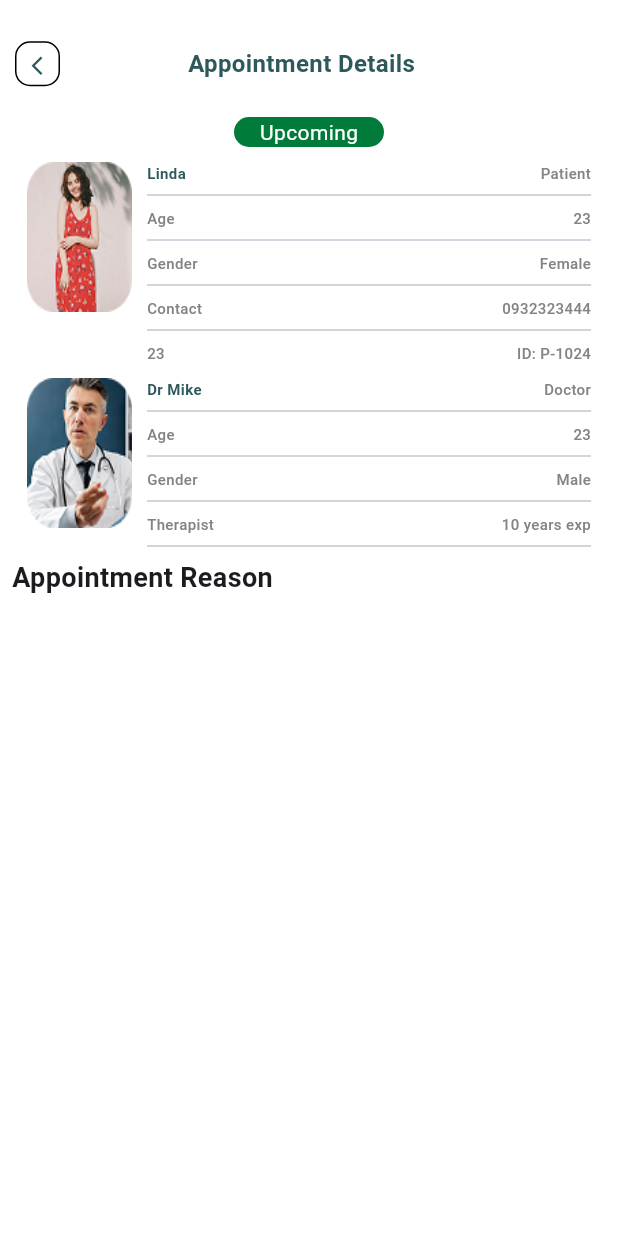
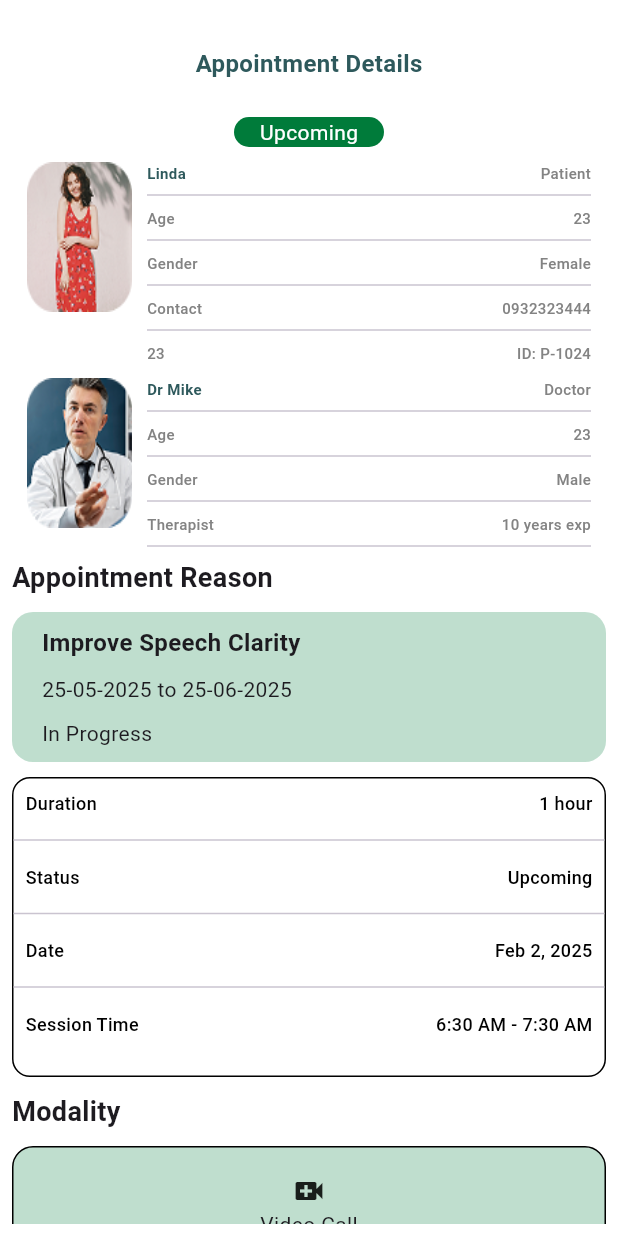
Before and after one commit to DANYALAHMED94/SHIFA-Mobile-App, a Flutter app: the AppointmentDetailScreen screen opened by its route, on a phone screen of 412 x 824 dp. Run offline on Flutter 3.47's test engine with Material 3 defaults, Android fonts, the light colour scheme and no system bars; our stand-ins replace flutter_svg, gap, go_router, smooth_page_indicator.

Commit message:
appointment details + appointment requests

```diff
--- a/shifa_mobile_app/lib/assets/images/images.dart
+++ b/shifa_mobile_app/lib/assets/images/images.dart
@@ -26,5 +26,9 @@ class Images {
   static const String arrowForwardBlack = "$assets/arrow_forward_black.svg";
   static const String linda = "$assets/linda.png";
   static const String therapistPng = "$assets/therapist.png";
+  static const String docPng = "$assets/doc.png";
+  static const String docSvg = "$assets/doc.svg";
+  static const String requestSvg = "$assets/request.svg";
+  static const String requestSec = "$assets/requestSec.svg";
 
 }
--- a/shifa_mobile_app/lib/assets/strings/app_strings.dart
+++ b/shifa_mobile_app/lib/assets/strings/app_strings.dart
@@ -80,6 +80,9 @@ class AppStrings {
   static const String documentPdf  = "Document pdf";
   static const String dec192025  = "Dec 19, 2025";
   static const String male  = "Male";
+  static const String appointmentRequests  = "Appointment Requests";
+  static const String reject  = "Reject";
+  static const String accept  = "Accept";
 
 
 
--- a/shifa_mobile_app/lib/core/exports.dart
+++ b/shifa_mobile_app/lib/core/exports.dart
@@ -32,3 +32,6 @@ export 'package:shifa_mobile_app/roles/doctor/features/appointments/presentation
 export 'package:shifa_mobile_app/roles/doctor/features/appointments/presentation/widgets/appointment_tabbar_screens.dart';
 export 'package:shifa_mobile_app/core/widgets/appbar_widget.dart';
 export 'package:shifa_mobile_app/roles/doctor/features/appointments/presentation/widgets/appointment_info.dart';
+export 'package:shifa_mobile_app/core/widgets/appointment_detail_info.dart';
+export 'package:shifa_mobile_app/core/widgets/session_note_card.dart';
+export 'package:shifa_mobile_app/roles/doctor/features/appointments/presentation/widgets/modality_card.dart';
--- a/shifa_mobile_app/lib/core/widgets/appbar_widget.dart
+++ b/shifa_mobile_app/lib/core/widgets/appbar_widget.dart
@@ -2,7 +2,8 @@ import 'package:shifa_mobile_app/core/exports.dart';
 
 class AppbarWidget extends StatelessWidget implements PreferredSizeWidget {
   final String title;
-  const AppbarWidget({super.key, this.title = ""});
+  final bool isBackButton;
+   AppbarWidget({super.key, this.title = "",this.isBackButton = false});
 
   @override
   Widget build(BuildContext context) {
@@ -13,7 +14,7 @@ class AppbarWidget extends StatelessWidget implements PreferredSizeWidget {
       child: Row(
         mainAxisAlignment: MainAxisAlignment.spaceBetween,
         children: [
-          Padding(
+        isBackButton ?  Padding(
             padding: const EdgeInsets.only(top: 15),
             child: Container(
               height: 30,
@@ -36,7 +37,7 @@ class AppbarWidget extends StatelessWidget implements PreferredSizeWidget {
                 ),
               ),
             ),
-          ),
+          ) :    const SizedBox(width: 40),
           Padding(
             padding: const EdgeInsets.only(top: 15.0),
             child: AppText(
@@ -46,7 +47,7 @@ class AppbarWidget extends StatelessWidget implements PreferredSizeWidget {
               color: AppColors.primary,
             ),
           ),
-          const SizedBox(width: 40), // Empty space to balance the layout
+          const SizedBox(width: 40),
         ],
       ),
     );
--- /dev/null
+++ b/shifa_mobile_app/lib/core/widgets/appointment_detail_info.dart
@@ -0,0 +1,106 @@
+import 'package:shifa_mobile_app/core/exports.dart';
+
+class AppointmentDetailInfo extends StatelessWidget {
+  const AppointmentDetailInfo({super.key});
+
+  @override
+  Widget build(BuildContext context) {
+    return Container(
+      height: 200,
+      width: double.infinity,
+      decoration: BoxDecoration(
+        borderRadius: BorderRadius.circular(12.0),
+        border: Border.all(color: AppColors.black),
+      ),
+      child: Column(
+        children: [
+          Padding(
+            padding: const EdgeInsets.all(8.0),
+            child: Row(
+              mainAxisAlignment: MainAxisAlignment.spaceBetween,
+              children: [
+                AppText(
+                  text: AppStrings.duration,
+                  fontSize: 12,
+                  fontWeight: FontWeight.w500,
+                  color: AppColors.black,
+                ),
+                AppText(
+                  text: AppStrings.onehour,
+                  fontSize: 12,
+                  fontWeight: FontWeight.w500,
+                  color: AppColors.black,
+                ),
+              ],
+            ),
+          ),
+
+          Divider(),
+          Padding(
+            padding: const EdgeInsets.all(8.0),
+            child: Row(
+              mainAxisAlignment: MainAxisAlignment.spaceBetween,
+              children: [
+                AppText(
+                  text: AppStrings.status,
+                  fontSize: 12,
+                  fontWeight: FontWeight.w500,
+                  color: AppColors.black,
+                ),
+                AppText(
+                  text: AppStrings.upcoming,
+                  fontSize: 12,
+                  fontWeight: FontWeight.w500,
+                  color: AppColors.black,
+                ),
+              ],
+            ),
+          ),
+          Divider(),
+
+          Padding(
+            padding: const EdgeInsets.all(8.0),
+            child: Row(
+              mainAxisAlignment: MainAxisAlignment.spaceBetween,
+              children: [
+                AppText(
+                  text: AppStrings.date,
+                  fontSize: 12,
+                  fontWeight: FontWeight.w500,
+                  color: AppColors.black,
+                ),
+                AppText(
+                  text: AppStrings.dateFeb22025,
+                  fontSize: 12,
+                  fontWeight: FontWeight.w500,
+                  color: AppColors.black,
+                ),
+              ],
+            ),
+          ),
+          Divider(),
+          Padding(
+            padding: const EdgeInsets.all(8.0),
+            child: Row(
+              mainAxisAlignment: MainAxisAlignment.spaceBetween,
+              children: [
+                AppText(
+                  text: AppStrings.sessionTime,
+                  fontSize: 12,
+                  fontWeight: FontWeight.w500,
+                  color: AppColors.black,
+                ),
+                AppText(
+                  text: AppStrings.sixThirtyAmToSevenThirtyAm,
+                  fontSize: 12,
+                  fontWeight: FontWeight.w500,
+                  color: AppColors.black,
+                ),
+              ],
+            ),
+          ),
+        ],
+      ),
+    );
+  }
+}
--- /dev/null
+++ b/shifa_mobile_app/lib/core/widgets/session_note_card.dart
@@ -0,0 +1,31 @@
+import 'package:shifa_mobile_app/core/exports.dart';
+
+
+class SessionNoteCard extends StatelessWidget {
+  const SessionNoteCard({super.key});
+
+  @override
+  Widget build(BuildContext context) {
+    return Container(
+      height: 100,
+      width: double.infinity,
+      decoration: BoxDecoration(
+      color: AppColors.secondary,
+        borderRadius: BorderRadius.circular(14.0),
+      ),
+      child: Padding(
+        padding: const EdgeInsets.only(left: 20.0),
+        child: Column(
+          crossAxisAlignment: CrossAxisAlignment.start,
+          mainAxisAlignment: MainAxisAlignment.spaceEvenly,
+          children: [
+            AppText(text: AppStrings.improveSpeechClarity,fontSize: 16,fontWeight: FontWeight.w600,),
+            AppText(text: AppStrings.starttoEndDate,fontSize: 14,fontWeight: FontWeight.w400,),
+            AppText(text: AppStrings.inProgress,fontSize: 14,fontWeight: FontWeight.w400,)
+
+          ],
+        ),
+      ),
+    );
+  }
+}
--- a/shifa_mobile_app/lib/roles/doctor/features/appointments/presentation/screens/appointment_detail_screen.dart
+++ b/shifa_mobile_app/lib/roles/doctor/features/appointments/presentation/screens/appointment_detail_screen.dart
@@ -1,4 +1,7 @@
 import 'package:shifa_mobile_app/core/exports.dart';
+import 'package:shifa_mobile_app/roles/doctor/features/appointments/presentation/widgets/pre_visit_doc.dart';
+
+
 
 class AppointmentDetailScreen extends StatelessWidget {
   const AppointmentDetailScreen({super.key});
@@ -10,6 +13,7 @@ class AppointmentDetailScreen extends StatelessWidget {
       appBar: AppbarWidget(title: AppStrings.appointmentsDetail),
       body: Padding(
         padding: const EdgeInsets.all(8.0),
+        child: SingleChildScrollView(
           child: Column(
             crossAxisAlignment: CrossAxisAlignment.start,
             children: [
@@ -26,9 +30,27 @@ class AppointmentDetailScreen extends StatelessWidget {
             AppointmentPatientInfo(),
               Gap(10.0),
               AppointmentTherapistInfo(),
-            AppText(text: AppStrings.appointmentReason,fontSize: 18,fontWeight: FontWeight.w600,)
+              AppText(text: AppStrings.appointmentReason,fontSize: 18,fontWeight: FontWeight.w600,),
+              Gap(10.0),
+
+              SessionNoteCard(),
+              Gap(10.0),
+              AppointmentDetailInfo(),
+              Gap(10.0),
+
+              AppText(text: AppStrings.modality,fontSize: 18,fontWeight: FontWeight.w600,),
+              Gap(10.0),
+
+ModalityCard(),
+              AppText(text: AppStrings.preVisitDocument,fontSize: 18,fontWeight: FontWeight.w600,),
+              Gap(10.0),
+              PreVisitDoc(),
+              Gap(20.0),
+
+
 
             ],
+          ),
         ),
       ),
     );
--- /dev/null
+++ b/shifa_mobile_app/lib/roles/doctor/features/appointments/presentation/widgets/modality_card.dart
@@ -0,0 +1,31 @@
+
+import 'package:shifa_mobile_app/core/exports.dart';
+
+class ModalityCard extends StatelessWidget {
+  const ModalityCard({super.key});
+
+  @override
+  Widget build(BuildContext context) {
+    return Container(
+      height: 80,
+      width: double.infinity,
+      decoration: BoxDecoration(
+        border: Border.all(
+          color: AppColors.black
+        ),
+        borderRadius: BorderRadius.circular(14.0),
+        color: AppColors.secondary
+      ),
+      child: Column(
+        mainAxisAlignment: MainAxisAlignment.center,
+        children: [
+          Icon(Icons.video_call),
+          AppText(text: AppStrings.videoCall),
+
+        ],
+      ),
+    );
+
+
+  }
+}
--- a/shifa_mobile_app/lib/routes/routes.dart
+++ b/shifa_mobile_app/lib/routes/routes.dart
@@ -1,13 +1,14 @@
 import 'package:shifa_mobile_app/core/exports.dart';
 import 'package:shifa_mobile_app/roles/doctor/features/appointments/presentation/screens/all_appointments_screen.dart';
 import 'package:shifa_mobile_app/roles/doctor/features/appointments/presentation/screens/appointment_detail_screen.dart';
+import 'package:shifa_mobile_app/roles/doctor/features/appointments/presentation/screens/appointment_request_screen.dart';
 import 'package:shifa_mobile_app/roles/doctor/features/authentication/presentation/screens/login_screen.dart';
 import 'package:shifa_mobile_app/roles/doctor/features/authentication/presentation/screens/profile_setup_screen.dart';
 import 'package:shifa_mobile_app/roles/doctor/features/authentication/presentation/screens/sign_up_screen.dart';
 import 'package:shifa_mobile_app/roles/doctor/features/bottom_nav/presentation/screens/doctor_nav_bar_screen.dart';
 
 final GoRouter router = GoRouter(
-  initialLocation: "/appointment_detail_screen",
+  initialLocation: "/doctor_nav_bar_screen",
   routes: [
     GoRoute(
       path: "/",
@@ -58,25 +59,32 @@ final GoRouter router = GoRouter(
         return ProfileSetupScreen();
       },
     ),
-        GoRoute(
+    GoRoute(
       path: "/doctor_nav_bar_screen",
       name: AppRouteNames.doctorNavbarScreen,
       builder: (context, state) {
         return DoctorNavBarScreen();
       },
     ),
-            GoRoute(
+    GoRoute(
       path: "/all_appointments_screen",
       name: AppRouteNames.allAppointmentsScreen,
       builder: (context, state) {
         return AllAppointmentsScreen();
       },
     ),
-                GoRoute(
+    GoRoute(
       path: "/appointment_detail_screen",
       name: AppRouteNames.appointmentDetail,
       builder: (context, state) {
         return AppointmentDetailScreen();
+      },
+    ),
+        GoRoute(
+      path: "/appointment_request_screen",
+      name: AppRouteNames.appointmentRequestScreen,
+      builder: (context, state) {
+        return AppointmentRequestScreen();
       },
     ),
   ],
@@ -93,4 +101,5 @@ class AppRouteNames {
   static const String doctorNavbarScreen = "doctor_nav_bar_screen";
   static const String allAppointmentsScreen = "all_appointments_screen";
   static const String appointmentDetail = "appointment_detail_screen";
+  static const String appointmentRequestScreen = "appointment_request_screen";
 }
```
Also changed, not shown: shifa_mobile_app/lib/roles/doctor/features/appointments/presentation/screens/appointment_request_screen.dart (added, +30 -0 lines), shifa_mobile_app/lib/roles/doctor/features/appointments/presentation/widgets/appointment_request_card.dart (added, +167 -0 lines), shifa_mobile_app/lib/roles/doctor/features/appointments/presentation/widgets/pre_visit_doc.dart (added, +44 -0 lines), shifa_mobile_app/lib/roles/doctor/features/bottom_nav/presentation/screens/doctor_nav_bar_screen.dart (+4 -3 lines), shifa_mobile_app/assets/images/doc.png (added), shifa_mobile_app/assets/images/request.svg (added), shifa_mobile_app/assets/images/requestSec.svg (added), shifa_mobile_app/lib/core/widgets/appointment_card.dart (line endings or trailing spaces), 1 other file. Lines whose indentation alone changed are shown as unchanged.
